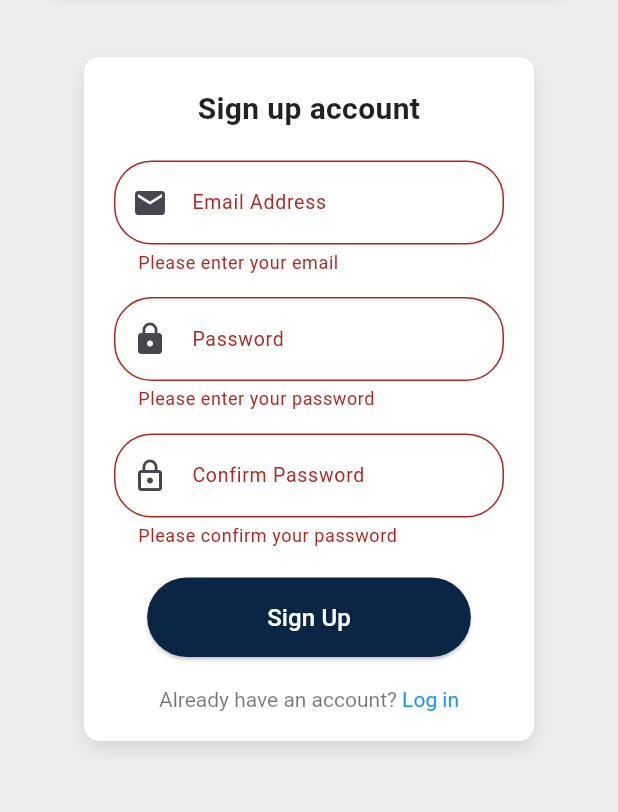
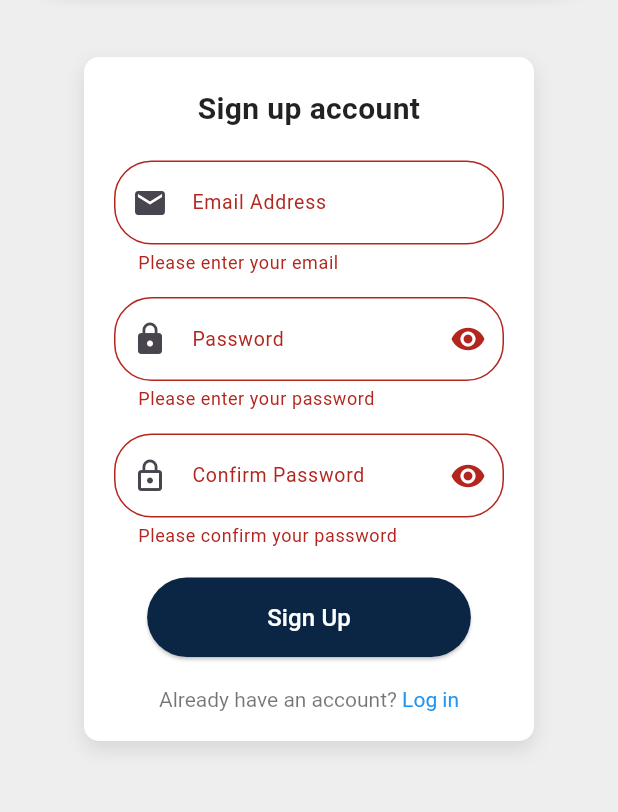
Before and after one commit to iZilchi/Quiz-Whiz, a Flutter app: the SignUpPage screen opened directly, after a tap on "Sign Up", on a phone screen of 412 x 824 dp, the part 288-1100 px from its top. Run offline on Flutter 3.47's test engine with Material 3 defaults, Android fonts, the phone set to English and light mode, and no system bars; our stand-ins replace cloud_firestore, firebase_auth, firebase_core, flip_card, flutter_riverpod, google_fonts and 3 more; accounts and stored records are empty.

Commit message:
Debug login and subject & flashcard set

```diff
--- a/lib/pages/login_page.dart
+++ b/lib/pages/login_page.dart
@@ -58,14 +58,13 @@ class _LoginPageState extends State<LoginPage> {
       // Navigate to HomePage after successful login
       Navigator.pushReplacementNamed(context, '/home');
     } catch (e) {
-      Navigator.of(context).pop();
 
       // Handle errors and display a message
       showDialog(
         context: context,
         builder: (context) => AlertDialog(
           title: const Text('Login Failed'),
-          content: Text(e.toString()),
+          content: Text('Invalid Credentials: The email or password entered is incorrect. Please ensure they are correct and match.'),
           actions: [
             TextButton(
               onPressed: () => Navigator.of(context).pop(),
--- a/lib/pages/signup_page.dart
+++ b/lib/pages/signup_page.dart
@@ -20,6 +20,8 @@ class _SignUpPageState extends State<SignUpPage> {
   final GlobalKey<FormState> _formKey = GlobalKey<FormState>();
   final FirebaseFirestore _db = FirebaseFirestore.instance;
   bool isLoading = false;
+  bool obscurePassword = true;
+  bool obscureConfirmedPassword = true;
 
   Future<void> initializeUser(String uid, String email) async {
     try {
@@ -38,6 +40,12 @@ class _SignUpPageState extends State<SignUpPage> {
     }
   }
 
+  Future<bool> doesEmailExist(String email) async {
+    final querySnapshot = await _db.collection('users').where('email', isEqualTo: email).get();
+    return querySnapshot.docs.isNotEmpty;
+  }
+
+
   void signUp(BuildContext context) async {
     if (!_formKey.currentState!.validate()) return;
 
@@ -45,15 +53,25 @@ class _SignUpPageState extends State<SignUpPage> {
       isLoading = true;
     });
 
-    showDialog(
-      context: context,
-      barrierDismissible: false,
-      builder: (context) {
-        return const Center(
-          child: CircularProgressIndicator(),
-        );
-      },
-    );
+    if (await doesEmailExist(emailController.text.trim())) {
+      showDialog(
+        context: context,
+        builder: (context) => AlertDialog(
+          title: const Text('Sign-Up Failed'),
+          content: const Text('The email is already in use.'),
+          actions: [
+            TextButton(
+              onPressed: () => Navigator.of(context).pop(),
+              child: const Text('OK'),
+            ),
+          ],
+        ),
+      );
+      setState(() {
+        isLoading = false;
+      });
+      return;
+    }
 
     try {
       if (passwordController.text == confirmedpasswordController.text) {
@@ -70,7 +88,6 @@ class _SignUpPageState extends State<SignUpPage> {
         // Navigate to HomePage after successful sign-up
         Navigator.pushReplacementNamed(context, '/home');
       } else {
-        Navigator.of(context).pop();
 
         // Display error if passwords don't match
         showDialog(
@@ -179,14 +196,24 @@ class _SignUpPageState extends State<SignUpPage> {
                         const SizedBox(height: 15),
                         TextFormField(
                           controller: passwordController,
-                          obscureText: true,
-                          decoration: const InputDecoration(
+                          obscureText: obscurePassword,
+                          decoration: InputDecoration(
                             labelText: 'Password',
-                            labelStyle: TextStyle(fontSize: 13),
-                            border: OutlineInputBorder(
+                            labelStyle: const TextStyle(fontSize: 13),
+                            border: const OutlineInputBorder(
                               borderRadius: BorderRadius.all(Radius.circular(25)),
                             ),
-                            prefixIcon: Icon(Icons.lock),
+                            prefixIcon: const Icon(Icons.lock),
+                            suffixIcon: IconButton(
+                              icon: Icon(
+                                obscurePassword ? Icons.visibility : Icons.visibility_off,
+                              ),
+                              onPressed: () {
+                                setState(() {
+                                  obscurePassword = !obscurePassword;
+                                });
+                              },
+                            ),
                           ),
                           validator: (value) {
                             if (value == null || value.isEmpty) {
@@ -201,14 +228,24 @@ class _SignUpPageState extends State<SignUpPage> {
                         const SizedBox(height: 15),
                         TextFormField(
                           controller: confirmedpasswordController,
-                          obscureText: true,
-                          decoration: const InputDecoration(
+                          obscureText: obscureConfirmedPassword,
+                          decoration: InputDecoration(
                             labelText: 'Confirm Password',
-                            labelStyle: TextStyle(fontSize: 13),
-                            border: OutlineInputBorder(
+                            labelStyle: const TextStyle(fontSize: 13),
+                            border: const OutlineInputBorder(
                               borderRadius: BorderRadius.all(Radius.circular(25)),
                             ),
-                            prefixIcon: Icon(Icons.lock_outline),
+                            prefixIcon: const Icon(Icons.lock_outline),
+                            suffixIcon: IconButton(
+                              icon: Icon(
+                                obscureConfirmedPassword ? Icons.visibility : Icons.visibility_off,
+                              ),
+                              onPressed: () {
+                                setState(() {
+                                  obscureConfirmedPassword = !obscureConfirmedPassword;
+                                });
+                              },
+                            ),
                           ),
                           validator: (value) {
                             if (value == null || value.isEmpty) {
```
Also changed, not shown: lib/navigation buttons/subject_screen.dart (+34 -25 lines), lib/subject function/add_flashcardSets_screen.dart (+34 -34 lines).
